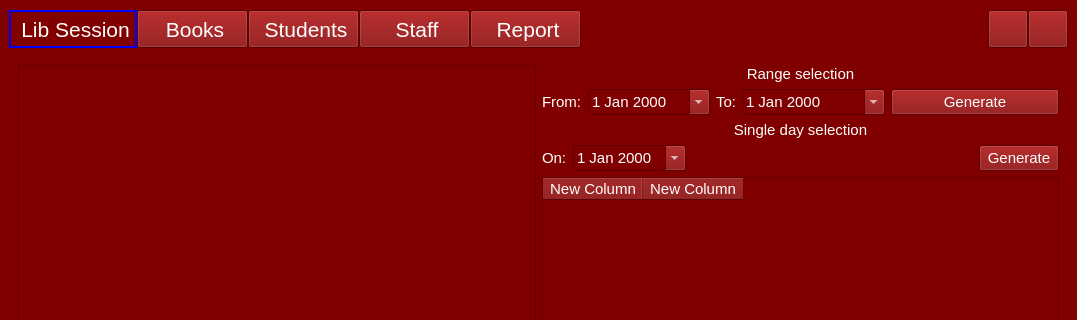
Qt form UI/main2.ui (thaikum/Library-management) before a commit; both pictures show x 0 to 1077 and y 0 to 320 of the 1077 by 503 pixel window.
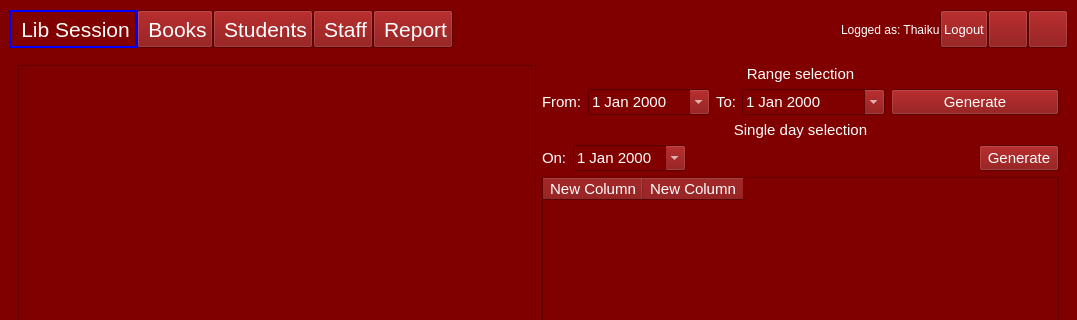
The same form after that commit. The open tabs and pages were chosen to show the change. Icons and pictures are not drawn.

```diff
--- a/UI/main2.ui
+++ b/UI/main2.ui
@@ -116,7 +116,7 @@
       <property name="styleSheet">
        <string notr="true"/>
       </property>
-      <layout class="QHBoxLayout" name="horizontalLayout" stretch="0,0,0,0,0,0,0,0">
+      <layout class="QHBoxLayout" name="horizontalLayout" stretch="0,0,0,0,0,0,0,0,0,0">
        <property name="spacing">
         <number>0</number>
        </property>
@@ -340,6 +340,59 @@
          </property>
         </spacer>
        </item>
+       <item>
+        <widget class="QLabel" name="lblLoginName">
+         <property name="text">
+          <string>Logged as: Thaiku</string>
+         </property>
+        </widget>
+       </item>
+       <item>
+        <widget class="QPushButton" name="btnLogout">
+         <property name="sizePolicy">
+          <sizepolicy hsizetype="Expanding" vsizetype="Fixed">
+           <horstretch>0</horstretch>
+           <verstretch>0</verstretch>
+          </sizepolicy>
+         </property>
+         <property name="maximumSize">
+          <size>
+           <width>90</width>
+           <height>38</height>
+          </size>
+         </property>
+         <property name="font">
+          <font>
+           <pointsize>-1</pointsize>
+          </font>
+         </property>
+         <property name="autoFillBackground">
+          <bool>false</bool>
+         </property>
+         <property name="styleSheet">
+          <string notr="true">padding-left:3px;
+padding-right:3px;
+font-size:13px;</string>
+         </property>
+         <property name="text">
+          <string>Logout</string>
+         </property>
+         <property name="icon">
+          <iconset>
+           <normalon>:/images/exit.png</normalon>
+          </iconset>
+         </property>
+         <property name="iconSize">
+          <size>
+           <width>24</width>
+           <height>24</height>
+          </size>
+         </property>
+         <property name="autoDefault">
+          <bool>false</bool>
+         </property>
+        </widget>
+       </item>
        <item>
         <widget class="QPushButton" name="btnUsers">
          <property name="sizePolicy">
```
Left out of the diff: 4 changed lines with no effect on the pictures.
